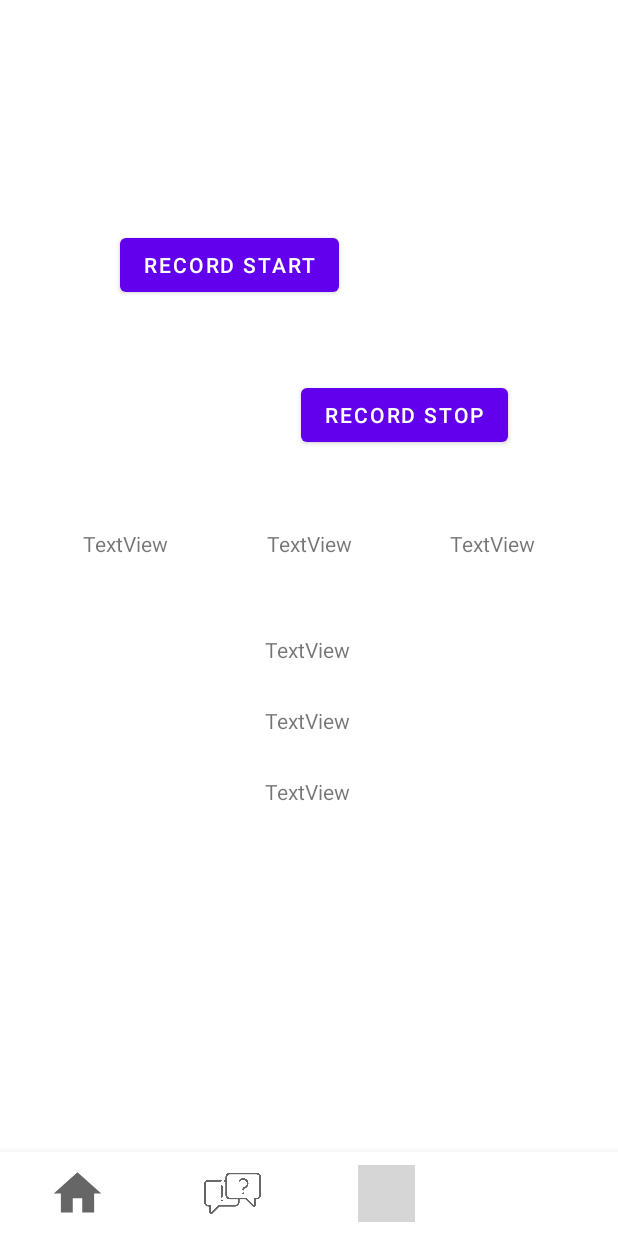
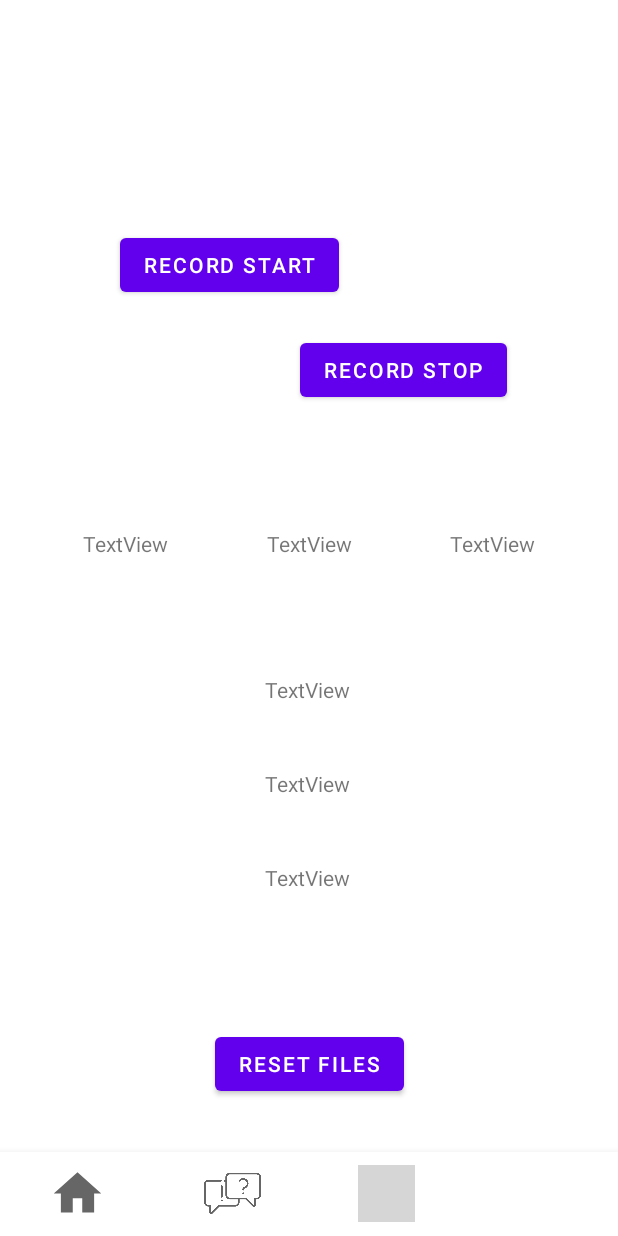
Before and after one commit to CodeBoy-source/Android-UGR-Exams, an Android app: the screen it shows after launch (MainActivity), item 4 of the bottom bar chosen, on a phone screen of 412 x 824 dp. Run offline under Robolectric (Android 15) with nearby library versions, the phone set to English and light mode, and no system bars; 2 statements that could not run were skipped; grey boxes are pictures that could not be loaded.

```diff
--- a/app/src/main/java/com/example/sqlprototype/P3Fragment.java
+++ b/app/src/main/java/com/example/sqlprototype/P3Fragment.java
@@ -20,7 +20,7 @@ public class P3Fragment extends Fragment {
         root = inflater.inflate(R.layout.fragment_dialog_flow, container, false);
 
         WebView webview = root.findViewById(R.id.webview);
-        webview.getSettings().setJavaScriptEnabled(true);
+        // webview.getSettings().setJavaScriptEnabled(true);
         String html =
                 "<iframe\n" +
                         "    allow=\"microphone;\"\n" +
--- a/app/src/main/java/com/example/sqlprototype/RecordPattern.java
+++ b/app/src/main/java/com/example/sqlprototype/RecordPattern.java
@@ -18,11 +18,9 @@ import android.widget.Button;
 import android.widget.TextView;
 import android.widget.Toast;
 
-import java.io.BufferedWriter;
 import java.io.File;
 import java.io.FileWriter;
 import java.io.IOException;
-import java.io.OutputStreamWriter;
 
 public class RecordPattern extends Fragment implements SensorEventListener {
 
@@ -34,6 +32,8 @@ public class RecordPattern extends Fragment implements SensorEventListener {
     FileWriter accwriter,gyrowriter;
     File accfile, gyrofile;
 
+    public int index = 0;
+
 
     @Override
     public View onCreateView(LayoutInflater inflater, ViewGroup container,
@@ -41,6 +41,7 @@ public class RecordPattern extends Fragment implements SensorEventListener {
         rootView = inflater.inflate(R.layout.fragment_record_pattern, container, false);
         Button start = (Button) rootView.findViewById(R.id.recordstart);
         Button stop = (Button) rootView.findViewById(R.id.recordstop);
+        Button reset = (Button) rootView.findViewById(R.id.reset);
         coordX = (TextView)rootView.findViewById(R.id.coordX);
         coordY = (TextView)rootView.findViewById(R.id.coordY);
         coordZ = (TextView)rootView.findViewById(R.id.coordZ);
@@ -49,22 +50,9 @@ public class RecordPattern extends Fragment implements SensorEventListener {
         coordYRoll = (TextView)rootView.findViewById(R.id.coordYRoll);
         coordZYaw = (TextView)rootView.findViewById(R.id.coordZYaw);
 
-        stop.setOnClickListener(new View.OnClickListener() {
-
-            @Override
-            public void onClick(View v) {
-                record = false;
-            }
-        });
-
-        //eksekusi saat klik button start
-        start.setOnClickListener(new View.OnClickListener() {
-
-            @Override
-            public void onClick(View v) {
-                record = true;
-            }
-        });
+        stop.setOnClickListener(v -> record = false);
+        start.setOnClickListener(v -> record = true);
+        reset.setOnClickListener(v -> createFiles());
         return rootView;
     }
 
@@ -76,18 +64,22 @@ public class RecordPattern extends Fragment implements SensorEventListener {
                 root.mkdirs();
             }
             this.accfile = new File(root, "accpatt.txt");
+            if(accfile.exists())
+                accfile.delete();
             this.accfile.createNewFile();
             this.accfile.setWritable(true);
             this.gyrofile = new File(root,"gyropatt.txt");
+            if(gyrofile.exists())
+                gyrofile.delete();
             this.gyrofile.createNewFile();
             this.gyrofile.setWritable(true);
             if(accfile.canWrite() && gyrofile.canWrite()) {
                 this.accwriter = new FileWriter(accfile);
                 this.gyrowriter = new FileWriter(gyrofile);
-                Toast.makeText(getContext(), "Done", Toast.LENGTH_SHORT).show();
+                Toast.makeText(getContext(), "DIRECTORY READY", Toast.LENGTH_SHORT).show();
                 this.filecreated = true;
             }else {
-                Toast.makeText(getContext(), "UNABLE TO CREATE FILE", Toast.LENGTH_SHORT).show();
+                Toast.makeText(getContext(), "UNABLE TO CREATE DIRECTORY/FILE", Toast.LENGTH_SHORT).show();
                 this.filecreated = false;
             }
         }
@@ -126,7 +118,6 @@ public class RecordPattern extends Fragment implements SensorEventListener {
         if(event.sensor.getType()==Sensor.TYPE_ACCELEROMETER)
         {
 
-            //assign directions accelometer
             float x = event.values[0];
             float y = event.values[1];
             float z = event.values[2];
--- a/app/src/main/res/layout/fragment_record_pattern.xml
+++ b/app/src/main/res/layout/fragment_record_pattern.xml
@@ -46,38 +46,37 @@
         android:id="@+id/coordXPitch"
         android:layout_width="wrap_content"
         android:layout_height="wrap_content"
-        android:layout_marginTop="100dp"
         android:text="TextView"
-        app:layout_constraintBottom_toTopOf="@+id/coordYRoll"
+        app:layout_constraintBottom_toBottomOf="parent"
         app:layout_constraintEnd_toEndOf="parent"
         app:layout_constraintHorizontal_bias="0.498"
         app:layout_constraintStart_toStartOf="parent"
-        app:layout_constraintTop_toBottomOf="@+id/coordY" />
+        app:layout_constraintTop_toBottomOf="@+id/coordY"
+        app:layout_constraintVertical_bias="0.18" />
 
     <TextView
         android:id="@+id/coordYRoll"
         android:layout_width="wrap_content"
         android:layout_height="wrap_content"
-        android:layout_marginTop="28dp"
         android:text="TextView"
-        app:layout_constraintBottom_toTopOf="@+id/coordZYaw"
+        app:layout_constraintBottom_toBottomOf="parent"
         app:layout_constraintEnd_toEndOf="parent"
         app:layout_constraintHorizontal_bias="0.498"
         app:layout_constraintStart_toStartOf="parent"
-        app:layout_constraintTop_toBottomOf="@+id/coordXPitch" />
+        app:layout_constraintTop_toBottomOf="@+id/coordXPitch"
+        app:layout_constraintVertical_bias="0.13" />
 
     <TextView
         android:id="@+id/coordZYaw"
         android:layout_width="wrap_content"
         android:layout_height="wrap_content"
-        android:layout_marginTop="28dp"
-        android:layout_marginBottom="335dp"
         android:text="TextView"
         app:layout_constraintBottom_toBottomOf="parent"
         app:layout_constraintEnd_toEndOf="parent"
         app:layout_constraintHorizontal_bias="0.498"
         app:layout_constraintStart_toStartOf="parent"
-        app:layout_constraintTop_toBottomOf="@+id/coordYRoll" />
+        app:layout_constraintTop_toBottomOf="@+id/coordYRoll"
+        app:layout_constraintVertical_bias="0.16000003" />
 
     <Button
         android:id="@+id/recordstart"
@@ -97,7 +96,18 @@
         android:text="Record Stop"
         app:layout_constraintBottom_toTopOf="@+id/coordX"
         app:layout_constraintEnd_toEndOf="parent"
-        app:layout_constraintHorizontal_bias="0.732"
+        app:layout_constraintHorizontal_bias="0.73"
         app:layout_constraintStart_toStartOf="parent"
-        app:layout_constraintTop_toBottomOf="@+id/recordstart" />
+        app:layout_constraintTop_toBottomOf="@+id/recordstart"
+        app:layout_constraintVertical_bias="0.20999998" />
+
+    <Button
+        android:id="@+id/reset"
+        android:layout_width="wrap_content"
+        android:layout_height="wrap_content"
+        android:text="Reset Files"
+        app:layout_constraintBottom_toBottomOf="parent"
+        app:layout_constraintEnd_toEndOf="parent"
+        app:layout_constraintStart_toStartOf="parent"
+        app:layout_constraintTop_toBottomOf="@+id/coordZYaw" />
 </androidx.constraintlayout.widget.ConstraintLayout>
```
Also changed, not shown: app/src/main/java/com/example/sqlprototype/GpsEtsiit.java (+100 -1 lines), 2 other files.
